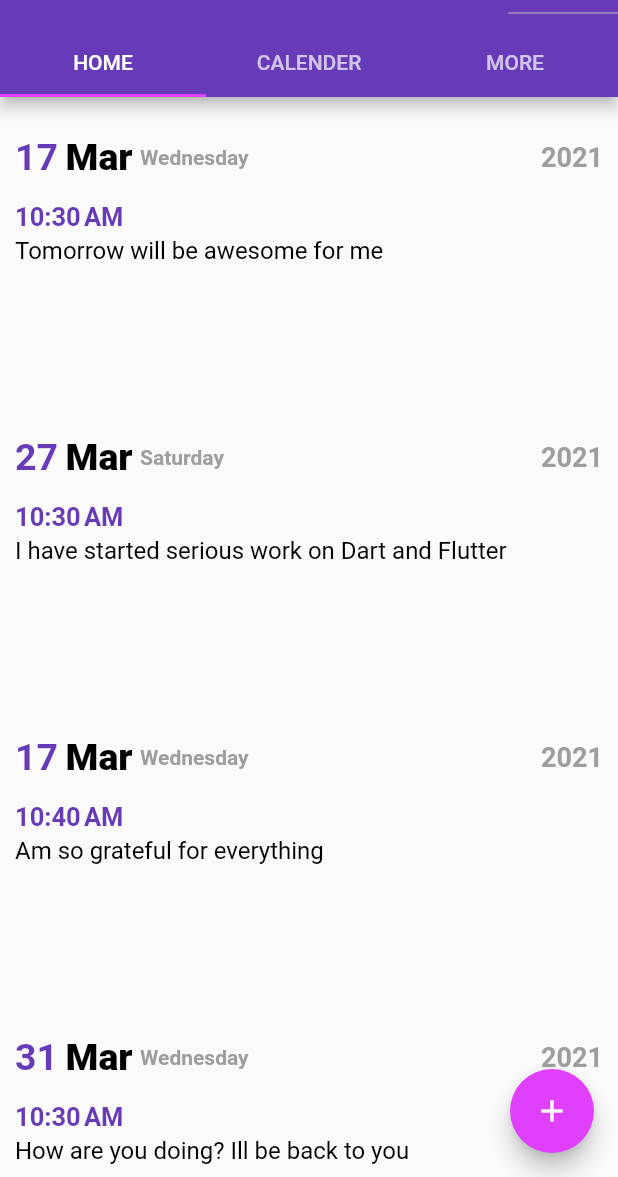
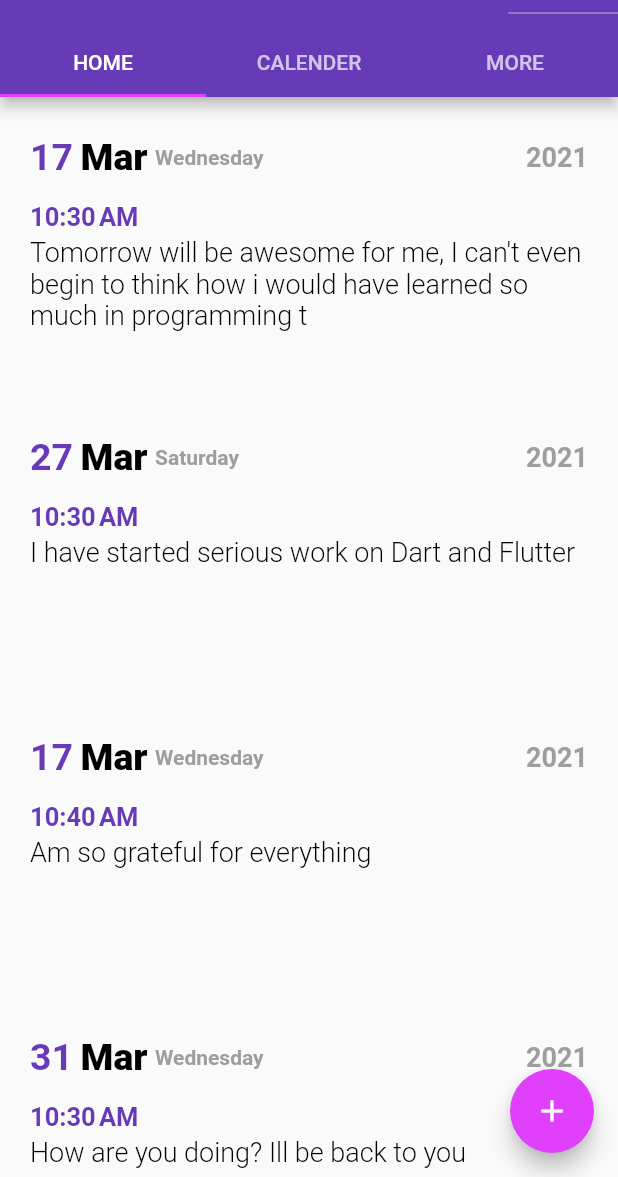
Before and after one commit to wizardoma/myjourn, a Flutter app: the screen it shows after launch, on a phone screen of 412 x 824 dp, the part 59-1236 px from its top. Run offline on Flutter 3.47's test engine with Material 2 defaults, Android fonts, the phone set to English and light mode, and no system bars.

Commit message:
refractor: Optimize List of Journals

```diff
--- a/lib/main.dart
+++ b/lib/main.dart
@@ -2,6 +2,7 @@ import 'package:flutter/material.dart';
 import 'package:flutterfrontend/providers/journal_provider.dart';
 import 'package:flutterfrontend/screens/home/home_screen.dart';
 import 'package:flutterfrontend/screens/journal/new_journal_screen.dart';
+import 'package:flutterfrontend/screens/journal/view_journal_screen.dart';
 import 'package:flutterfrontend/screens/search/search_screen.dart';
 import 'package:flutterfrontend/screens/settings/settings_screen.dart';
 import 'package:flutterfrontend/themes.dart';
@@ -25,6 +26,7 @@ class MyApp extends StatelessWidget {
           HomeScreen.routeName: (context) => HomeScreen(),
           SearchScreen.routeName: (context) => SearchScreen(),
           SettingsScreen.routeName: (context) => SettingsScreen(),
+          ViewJournalScreen.routeName: (context) => ViewJournalScreen(),
         },
         home: HomeScreen(),
       ),
--- a/lib/providers/journal_provider.dart
+++ b/lib/providers/journal_provider.dart
@@ -3,7 +3,13 @@ import 'package:flutterfrontend/models/journal.dart';
 
 class JournalProvider with ChangeNotifier {
   List<Journal> _journals = [
-    Journal("1", "Tomorrow will be awesome for me", DateTime.now()),
+    Journal(
+        "1",
+        "Tomorrow will be awesome for me, "
+            "I can't even begin to think how i would have learned so much in programming to be this good."
+            "I know am gonna stand out in this career. I just gotta keep pushing everyday. "
+            "I will never Stop no matter what happens",
+        DateTime.now()),
     Journal("2", "I have started serious work on Dart and Flutter",
         DateTime.now().add(Duration(days: 10))),
     Journal("3", "Am so grateful for everything ",
--- a/lib/screens/home/journal_list.dart
+++ b/lib/screens/home/journal_list.dart
@@ -1,7 +1,7 @@
 import 'package:flutter/material.dart';
 import 'package:flutterfrontend/providers/journal_provider.dart';
+import 'package:flutterfrontend/screens/home/journal_list_item.dart';
 import 'package:provider/provider.dart';
-import 'package:intl/intl.dart';
 
 class JournalList extends StatelessWidget {
   @override
@@ -18,96 +18,8 @@ class JournalList extends StatelessWidget {
               )
             : ListView.builder(
                 itemCount: journals.size,
-              itemBuilder: (context, index) => Container(
-                    height: 200,
-                    padding: EdgeInsets.only(
-                        top: 10, left: 10, right: 10, bottom: 10),
-                    width: double.infinity,
-                    child: Column(
-                      crossAxisAlignment: CrossAxisAlignment.start,
-                      children: [
-                        Container(
-                          height: 60,
-                          child: Row(
-                            mainAxisAlignment: MainAxisAlignment.spaceBetween,
-                            children: [
-                              Row(
-                                children: [
-                                  Text(
-                                    DateFormat('d')
-                                        .format(journals.journals[index].time),
-                                    style: Theme.of(context)
-                                        .textTheme
-                                        .headline3
-                                        .copyWith(fontSize: 25),
-                                  ),
-                                  SizedBox(
-                                    width: 5,
-                                  ),
-                                  Text(
-                                    DateFormat('MMM')
-                                        .format(journals.journals[index].time),
-                                    style: Theme.of(context)
-                                        .textTheme
-                                        .headline1
-                                        .copyWith(
-                                            fontSize: 25,
-                                            fontWeight: FontWeight.w800),
-                                  ),
-                                  SizedBox(
-                                    width: 5,
-                                  ),
-                                  Text(
-                                    DateFormat('EEEE')
-                                        .format(journals.journals[index].time),
-                                    style: Theme.of(context)
-                                        .textTheme
-                                        .headline2
-                                        .copyWith(
-                                            fontSize: 14,
-                                            fontWeight: FontWeight.w600),
-                                  ),
-                                ],
-                              ),
-                              Text(
-                                DateFormat('y')
-                                    .format(journals.journals[index].time),
-                                style: Theme.of(context)
-                                    .textTheme
-                                    .headline2
-                                    .copyWith(
-                                        fontSize: 18,
-                                        fontWeight: FontWeight.w600),
-                              )
-                            ],
-                          ),
-                        ),
-                        Container(
-                          height: 120,
-                          child: Column(
-                            crossAxisAlignment: CrossAxisAlignment.start,
-                            children: [
-                              Text(
-                                DateFormat('jm')
-                                    .format(journals.journals[index].time),
-                                style: Theme.of(context).textTheme.headline3,
-                              ),
-                              SizedBox(
-                                height: 3,
-                              ),
-                              Text(
-                                journals.journals[index].body,
-                                style: Theme.of(context)
-                                    .textTheme
-                                    .headline1
-                                    .copyWith(fontWeight: FontWeight.w400),
-                              )
-                            ],
-                          ),
-                        ),
-                      ],
-                    ),
-                  )),
-    );
+                itemBuilder: (context, index) =>
+                    JournalListItem(journals.journals[index]),
+              ));
   }
 }
--- /dev/null
+++ b/lib/screens/home/journal_list_item.dart
@@ -0,0 +1,105 @@
+import 'package:flutter/material.dart';
+import 'package:flutterfrontend/models/journal.dart';
+import 'package:intl/intl.dart';
+
+class JournalListItem extends StatelessWidget {
+  final Journal journal;
+
+  JournalListItem(this.journal);
+  @override
+  Widget build(BuildContext context) {
+    return Container(
+      height: 200,
+      padding: EdgeInsets.symmetric(horizontal: 20, vertical: 10),
+      width: double.infinity,
+      child: Column(
+        crossAxisAlignment: CrossAxisAlignment.start,
+        children: [
+          Container(
+            height: 60,
+            child: Row(
+              mainAxisAlignment: MainAxisAlignment.spaceBetween,
+              children: [
+                Row(
+                  children: [
+                    Text(
+                      DateFormat('d')
+                          .format(journal.time),
+                      style: Theme.of(context)
+                          .textTheme
+                          .headline3
+                          .copyWith(fontSize: 25),
+                    ),
+                    SizedBox(
+                      width: 5,
+                    ),
+                    Text(
+                      DateFormat('MMM')
+                          .format(journal.time),
+                      style: Theme.of(context)
+                          .textTheme
+                          .headline1
+                          .copyWith(
+                          fontSize: 25,
+                          fontWeight: FontWeight.w800),
+                    ),
+                    SizedBox(
+                      width: 5,
+                    ),
+                    Text(
+                      DateFormat('EEEE')
+                          .format(journal.time),
+                      style: Theme.of(context)
+                          .textTheme
+                          .headline2
+                          .copyWith(
+                          fontSize: 14,
+                          fontWeight: FontWeight.w600),
+                    ),
+                  ],
+                ),
+                Text(
+                  DateFormat('y')
+                      .format(journal.time),
+                  style: Theme.of(context)
+                      .textTheme
+                      .headline2
+                      .copyWith(
+                      fontSize: 18,
+                      fontWeight: FontWeight.w600),
+                )
+              ],
+            ),
+          ),
+          Container(
+            height: 120,
+            child: Column(
+              crossAxisAlignment: CrossAxisAlignment.start,
+              children: [
+                Text(
+                  DateFormat('jm')
+                      .format(journal.time),
+                  style: Theme.of(context).textTheme.headline3,
+                ),
+                SizedBox(
+                  height: 3,
+                ),
+                Flexible(
+                  child: Text(
+                    journal.body.toString().characters.take(110).toString(),
+                    style: Theme.of(context)
+                        .textTheme
+                        .headline1
+                        .copyWith(
+                        fontSize: 18,
+                        fontWeight: FontWeight.w300),
+                  ),
+                )
+              ],
+            ),
+          ),
+        ],
+      ),
+    );
+  }
+}
--- /dev/null
+++ b/lib/screens/journal/view_journal_screen.dart
@@ -0,0 +1,12 @@
+import 'package:flutter/material.dart';
+
+class ViewJournalScreen extends StatelessWidget {
+  static const routeName = "/viewJournal";
+
+  @override
+  Widget build(BuildContext context) {
+    return Scaffold(
+
+    );
+  }
+}
```
Lines whose indentation alone changed are shown as unchanged.
